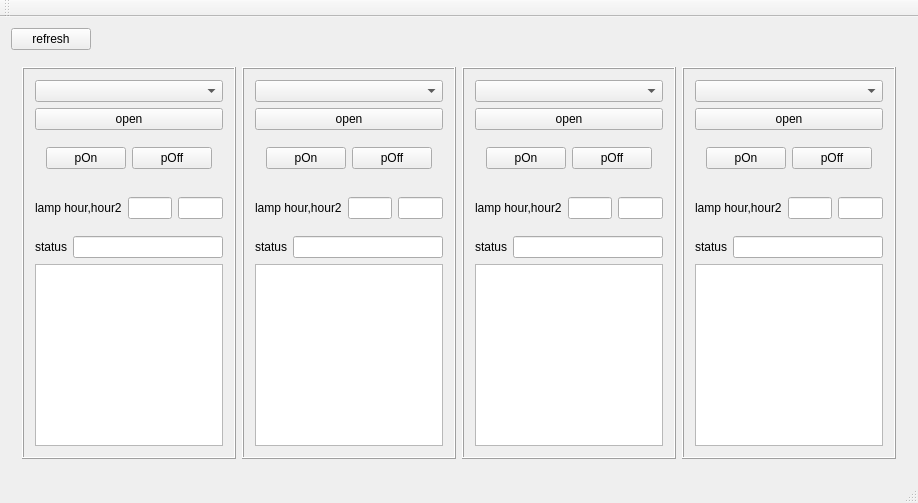
This is mainwindow.ui in baradoid/polden-projector-desktop-ctrl as Qt 5 draws it before an edit. The edited form follows.
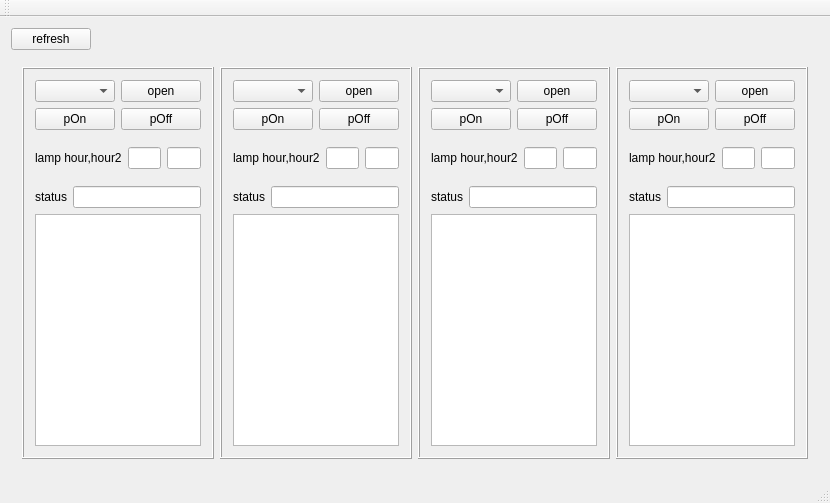
This is the edited form.

Commit message: правки

What changed in the file:
```diff
--- a/mainwindow.ui
+++ b/mainwindow.ui
@@ -41,6 +41,21 @@
          </property>
          <layout class="QVBoxLayout" name="verticalLayout">
           <item>
+           <widget class="QWidget" name="widget_14" native="true">
+            <layout class="QHBoxLayout" name="horizontalLayout_14">
+             <property name="leftMargin">
+              <number>0</number>
+             </property>
+             <property name="topMargin">
+              <number>0</number>
+             </property>
+             <property name="rightMargin">
+              <number>0</number>
+             </property>
+             <property name="bottomMargin">
+              <number>0</number>
+             </property>
+             <item>
            <widget class="QComboBox" name="comComboBox_1"/>
           </item>
           <item>
@@ -50,9 +65,24 @@
             </property>
            </widget>
           </item>
+            </layout>
+           </widget>
+          </item>
           <item>
            <widget class="QWidget" name="widget_2" native="true">
             <layout class="QHBoxLayout" name="horizontalLayout_2">
+             <property name="leftMargin">
+              <number>0</number>
+             </property>
+             <property name="topMargin">
+              <number>0</number>
+             </property>
+             <property name="rightMargin">
+              <number>0</number>
+             </property>
+             <property name="bottomMargin">
+              <number>0</number>
+             </property>
              <item>
               <widget class="QPushButton" name="pushButtonOn">
                <property name="text">
@@ -127,6 +157,9 @@
              </item>
              <item>
               <widget class="QLineEdit" name="lineEditStatus_1">
+               <property name="alignment">
+                <set>Qt::AlignCenter</set>
+               </property>
                <property name="readOnly">
                 <bool>true</bool>
                </property>
@@ -155,6 +188,21 @@
          </property>
          <layout class="QVBoxLayout" name="verticalLayout_2">
           <item>
+           <widget class="QWidget" name="widget_15" native="true">
+            <layout class="QHBoxLayout" name="horizontalLayout_15">
+             <property name="leftMargin">
+              <number>0</number>
+             </property>
+             <property name="topMargin">
+              <number>0</number>
+             </property>
+             <property name="rightMargin">
+              <number>0</number>
+             </property>
+             <property name="bottomMargin">
+              <number>0</number>
+             </property>
+             <item>
            <widget class="QComboBox" name="comComboBox_2"/>
           </item>
           <item>
@@ -164,9 +212,24 @@
             </property>
            </widget>
           </item>
+            </layout>
+           </widget>
+          </item>
           <item>
            <widget class="QWidget" name="widget_4" native="true">
             <layout class="QHBoxLayout" name="horizontalLayout_4">
+             <property name="leftMargin">
+              <number>0</number>
+             </property>
+             <property name="topMargin">
+              <number>0</number>
+             </property>
+             <property name="rightMargin">
+              <number>0</number>
+             </property>
+             <property name="bottomMargin">
+              <number>0</number>
+             </property>
              <item>
               <widget class="QPushButton" name="pushButtonOn_2">
                <property name="text">
@@ -241,6 +304,9 @@
              </item>
              <item>
               <widget class="QLineEdit" name="lineEditStatus_2">
+               <property name="alignment">
+                <set>Qt::AlignCenter</set>
+               </property>
                <property name="readOnly">
                 <bool>true</bool>
                </property>
@@ -269,6 +335,21 @@
          </property>
          <layout class="QVBoxLayout" name="verticalLayout_3">
           <item>
+           <widget class="QWidget" name="widget_16" native="true">
+            <layout class="QHBoxLayout" name="horizontalLayout_16">
+             <property name="leftMargin">
+              <number>0</number>
+             </property>
+             <property name="topMargin">
+              <number>0</number>
+             </property>
+             <property name="rightMargin">
+              <number>0</number>
+             </property>
+             <property name="bottomMargin">
+              <number>0</number>
+             </property>
+             <item>
            <widget class="QComboBox" name="comComboBox_3"/>
           </item>
           <item>
@@ -278,9 +359,24 @@
             </property>
            </widget>
           </item>
+            </layout>
+           </widget>
+          </item>
           <item>
            <widget class="QWidget" name="widget_6" native="true">
             <layout class="QHBoxLayout" name="horizontalLayout_6">
+             <property name="leftMargin">
+              <number>0</number>
+             </property>
+             <property name="topMargin">
+              <number>0</number>
+             </property>
+             <property name="rightMargin">
+              <number>0</number>
+             </property>
+             <property name="bottomMargin">
+              <number>0</number>
+             </property>
              <item>
               <widget class="QPushButton" name="pushButtonOn_3">
                <property name="text">
@@ -355,6 +451,9 @@
              </item>
              <item>
               <widget class="QLineEdit" name="lineEditStatus_3">
+               <property name="alignment">
+                <set>Qt::AlignCenter</set>
+               </property>
                <property name="readOnly">
                 <bool>true</bool>
                </property>
@@ -383,6 +482,21 @@
          </property>
          <layout class="QVBoxLayout" name="verticalLayout_4">
           <item>
+           <widget class="QWidget" name="widget_17" native="true">
+            <layout class="QHBoxLayout" name="horizontalLayout_17">
+             <property name="leftMargin">
+              <number>0</number>
+             </property>
+             <property name="topMargin">
+              <number>0</number>
+             </property>
+             <property name="rightMargin">
+              <number>0</number>
+             </property>
+             <property name="bottomMargin">
+              <number>0</number>
+             </property>
+             <item>
            <widget class="QComboBox" name="comComboBox_4"/>
           </item>
           <item>
@@ -392,9 +506,24 @@
             </property>
            </widget>
           </item>
+            </layout>
+           </widget>
+          </item>
           <item>
            <widget class="QWidget" name="widget_8" native="true">
             <layout class="QHBoxLayout" name="horizontalLayout_8">
+             <property name="leftMargin">
+              <number>0</number>
+             </property>
+             <property name="topMargin">
+              <number>0</number>
+             </property>
+             <property name="rightMargin">
+              <number>0</number>
+             </property>
+             <property name="bottomMargin">
+              <number>0</number>
+             </property>
              <item>
               <widget class="QPushButton" name="pushButtonOn_4">
                <property name="text">
@@ -469,6 +598,9 @@
              </item>
              <item>
               <widget class="QLineEdit" name="lineEditStatus_4">
+               <property name="alignment">
+                <set>Qt::AlignCenter</set>
+               </property>
                <property name="readOnly">
                 <bool>true</bool>
                </property>
```
Left out of the diff: 4 changed lines with no effect on the pictures. Lines whose indentation alone changed are shown as unchanged. The commit also changes 2 other files.
